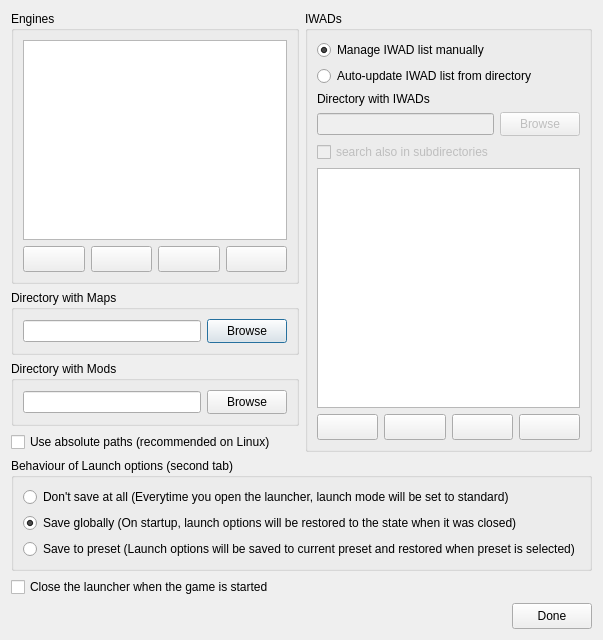
First picture: the form in Forms/SetupDialog.ui, repository Youda008/DoomRunner, before the edit.
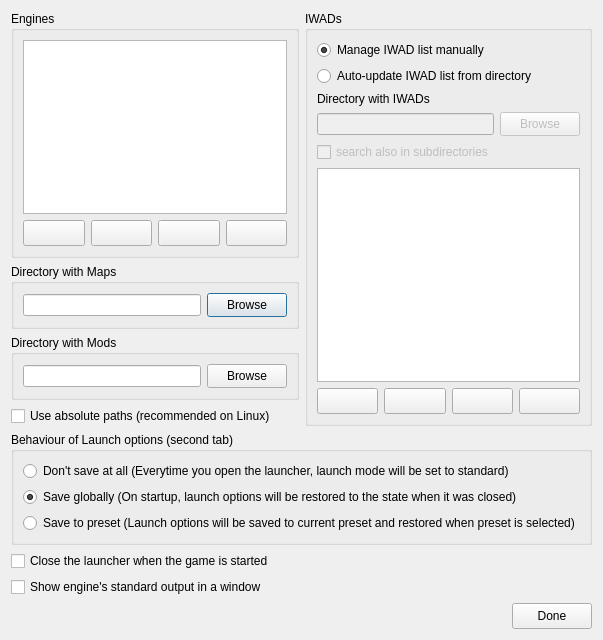
Second picture: the form after the edit. Icons and pictures are not drawn. Custom widgets are drawn as their Qt base class.

Commit message: improvements to the process output window + cleanup

Diff of the .ui file:
```diff
--- a/Forms/SetupDialog.ui
+++ b/Forms/SetupDialog.ui
@@ -454,6 +454,13 @@
      </property>
     </widget>
    </item>
+   <item>
+    <widget class="QCheckBox" name="showEngineOutputChkBox">
+     <property name="text">
+      <string>Show engine's standard output in a window</string>
+     </property>
+    </widget>
+   </item>
    <item>
     <layout class="QHBoxLayout" name="horizontalLayout">
      <item>
```
The commit also changes 10 other files.
